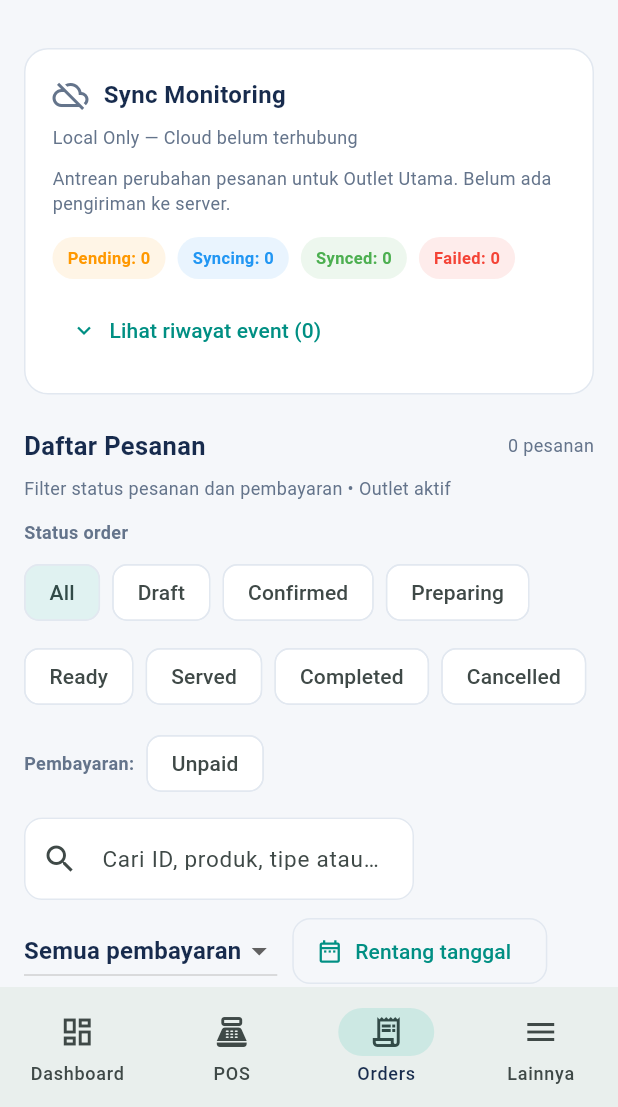
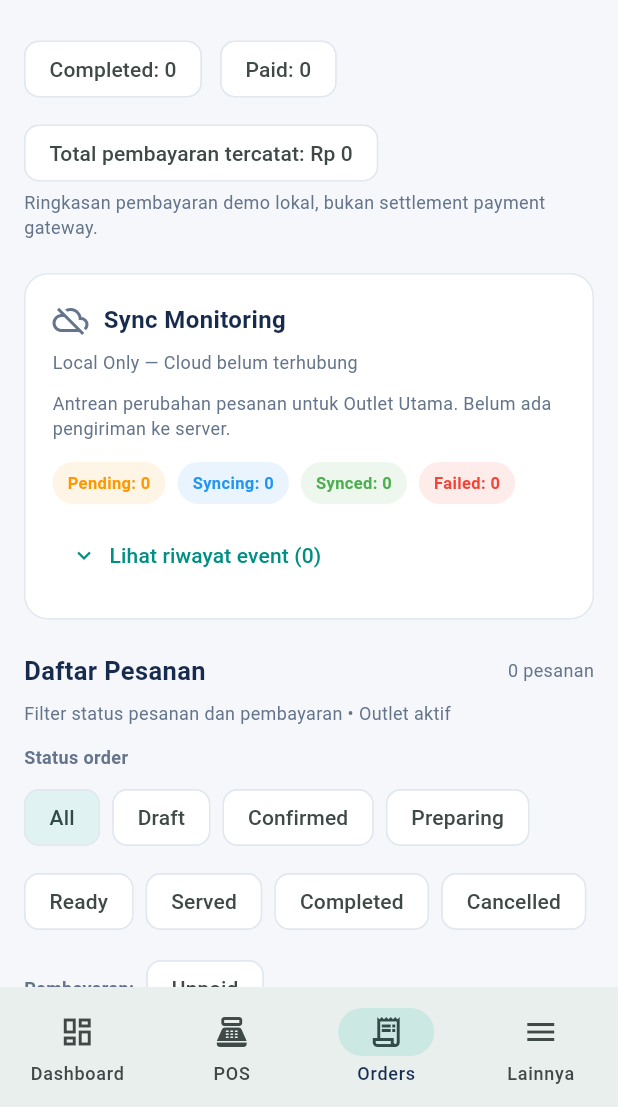
Before and after one commit to firefa123/FIREFA-9580220, a Flutter app: the DashboardPage screen opened directly, item 3 of the bottom bar chosen, scrolled down 576 dp, on a phone screen of 412 x 824 dp, the part 129-1236 px from its top. Run offline on Flutter 3.47's test engine with Material 3 defaults, Android fonts, the phone set to English and light mode, and no system bars; our stand-ins replace shared_preferences; accounts and stored records are empty.

Commit message:
feat(orders): payment summary and quick today/reset filters

```diff
--- a/apps/firefa_main_app/lib/features/modules/orders_page.dart
+++ b/apps/firefa_main_app/lib/features/modules/orders_page.dart
@@ -235,6 +235,13 @@ class _OrdersPageState extends State<OrdersPage> {
           order.status != FirefaOrderStatus.cancelled;
     }).length;
 
+    final paidOrders = currentOrders.where((order) =>
+        order.paymentStatus == FirefaPaymentStatus.paid &&
+        order.status != FirefaOrderStatus.cancelled).toList();
+    final paidTotal = paidOrders.fold<int>(0, (sum, order) => sum + order.total);
+    final completed = currentOrders.where((order) =>
+        order.status == FirefaOrderStatus.completed).length;
+
     return Column(
       crossAxisAlignment: CrossAxisAlignment.start,
       children: [
@@ -288,6 +295,18 @@ class _OrdersPageState extends State<OrdersPage> {
             );
           },
         ),
+        const SizedBox(height: 12),
+        Wrap(
+          spacing: 12,
+          runSpacing: 8,
+          children: [
+            Chip(label: Text('Completed: $completed')),
+            Chip(label: Text('Paid: ${paidOrders.length}')),
+            Chip(label: Text('Total pembayaran tercatat: ${rupiah(paidTotal)}')),
+          ],
+        ),
+        const Text('Ringkasan pembayaran demo lokal, bukan settlement payment gateway.',
+            style: TextStyle(fontSize: 12, color: muted)),
         const SizedBox(height: 22),
         syncMonitoringPanel(),
         const SizedBox(height: 22),
@@ -383,6 +402,24 @@ class _OrdersPageState extends State<OrdersPage> {
             if (dateRange != null)
               TextButton(onPressed: () => setState(() => dateRange = null),
                 child: const Text('Hapus tanggal')),
+            OutlinedButton.icon(
+              onPressed: () {
+                final today = DateUtils.dateOnly(DateTime.now());
+                setState(() => dateRange = DateTimeRange(start: today, end: today));
+              },
+              icon: const Icon(Icons.today_outlined),
+              label: const Text('Hari ini'),
+            ),
+            TextButton.icon(
+              onPressed: () => setState(() {
+                filter = 'All';
+                paymentFilter = 'all';
+                searchQuery = '';
+                dateRange = null;
+              }),
+              icon: const Icon(Icons.filter_alt_off_outlined),
+              label: const Text('Reset filter'),
+            ),
             OutlinedButton.icon(
               onPressed: canManage && outletStore.canAccessOutlet(outletId)
                   ? _copyOrdersCsv : null,
```
